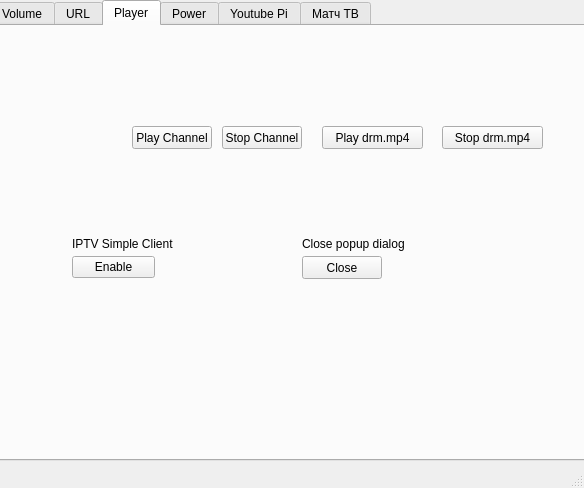
definitly486/KodiGui, file kodigui.ui: the form before one commit.
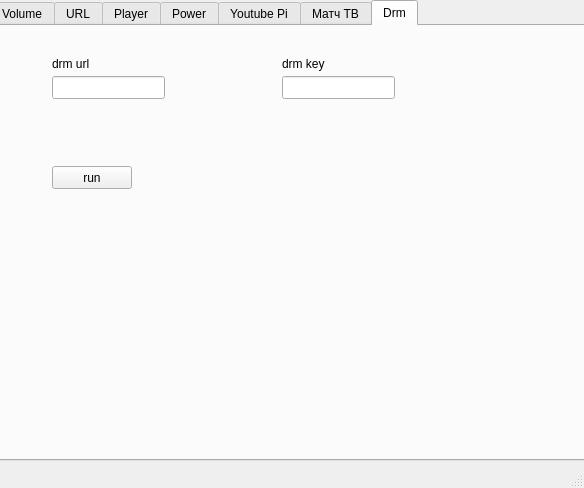
The form after the commit. Icons and pictures are not drawn.

Commit message: добавлена секция drm 	изменено:      .gitignore 	изменено:      kodigui.pro.user 	изменено:      kodigui.ui 	изменено:      mainwindow.cpp 	изменено:      mainwindow.h

The edit to the form file:
```diff
--- a/kodigui.ui
+++ b/kodigui.ui
@@ -29,7 +29,7 @@
      </rect>
     </property>
     <property name="currentIndex">
-     <number>2</number>
+     <number>6</number>
     </property>
     <widget class="QWidget" name="volume">
      <attribute name="title">
@@ -478,6 +478,70 @@
       </property>
      </widget>
     </widget>
+    <widget class="QWidget" name="drm">
+     <attribute name="title">
+      <string>Drm</string>
+     </attribute>
+     <widget class="QLineEdit" name="lineEdit_drm">
+      <property name="geometry">
+       <rect>
+        <x>60</x>
+        <y>50</y>
+        <width>113</width>
+        <height>23</height>
+       </rect>
+      </property>
+     </widget>
+     <widget class="QLineEdit" name="lineEdit_drm_key">
+      <property name="geometry">
+       <rect>
+        <x>290</x>
+        <y>50</y>
+        <width>113</width>
+        <height>23</height>
+       </rect>
+      </property>
+     </widget>
+     <widget class="QLabel" name="label_8">
+      <property name="geometry">
+       <rect>
+        <x>60</x>
+        <y>30</y>
+        <width>57</width>
+        <height>15</height>
+       </rect>
+      </property>
+      <property name="text">
+       <string>drm url</string>
+      </property>
+     </widget>
+     <widget class="QLabel" name="label_9">
+      <property name="geometry">
+       <rect>
+        <x>290</x>
+        <y>30</y>
+        <width>57</width>
+        <height>15</height>
+       </rect>
+      </property>
+      <property name="text">
+       <string>drm key</string>
+      </property>
+     </widget>
+     <widget class="QPushButton" name="pushButton_rundrm">
+      <property name="geometry">
+       <rect>
+        <x>60</x>
+        <y>140</y>
+        <width>80</width>
+        <height>23</height>
+       </rect>
+      </property>
+      <property name="text">
+       <string>run</string>
+      </property>
+     </widget>
+    </widget>
    </widget>
   </widget>
   <widget class="QMenuBar" name="menubar">
```
The commit also changes 4 other files.
